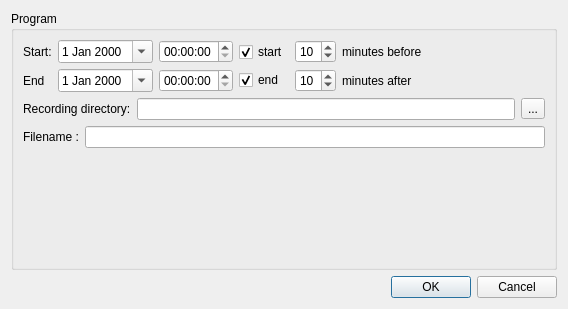
jlbrd/qmagneto, file ui/modifyprogram.ui: the form before one commit.
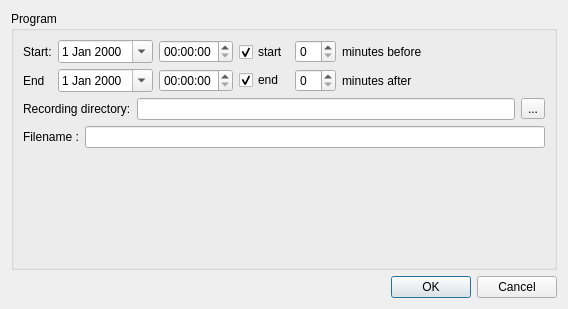
The form after the commit. Icons and pictures are not drawn.

What changed in the file:
```diff
--- a/ui/modifyprogram.ui
+++ b/ui/modifyprogram.ui
@@ -112,14 +112,14 @@
             <item>
              <widget class="QSpinBox" name="before" >
               <property name="value" >
-               <number>10</number>
+               <number>0</number>
               </property>
              </widget>
             </item>
             <item>
              <widget class="QSpinBox" name="after" >
               <property name="value" >
-               <number>10</number>
+               <number>0</number>
               </property>
              </widget>
             </item>
```
Left out of the diff: 48 changed lines with no effect on the pictures.
